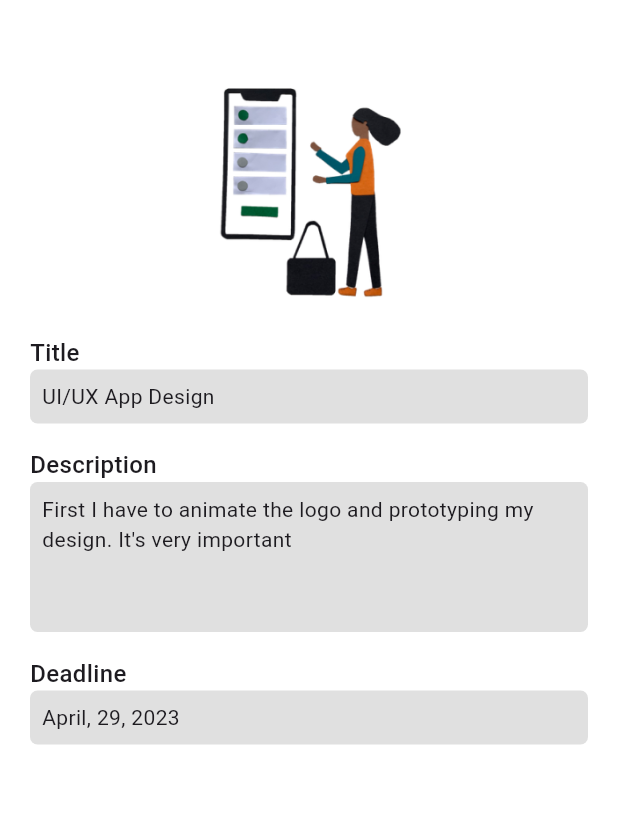
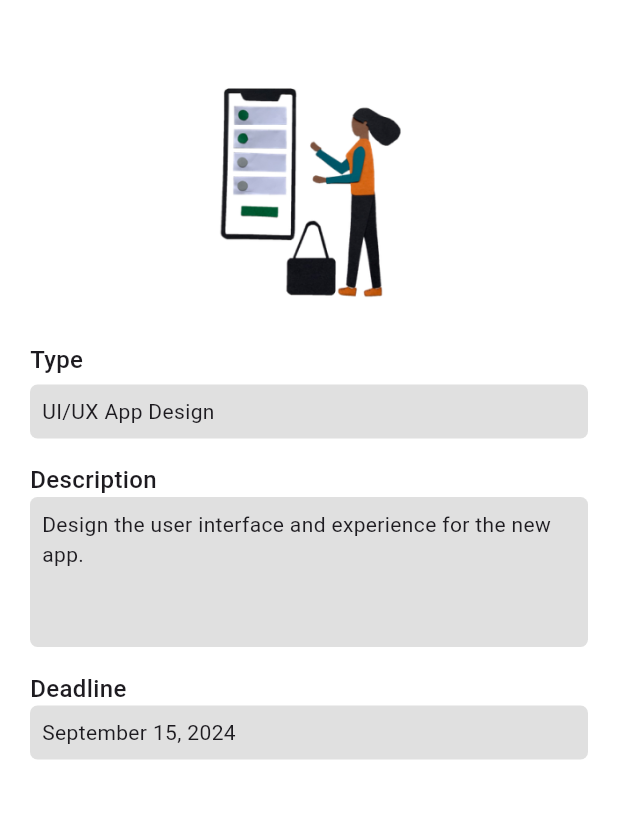
Before and after one commit to melese-2121/2023-project-phase-mobile-tasks, a Flutter app: the screen it shows after launch, after a tap on an icon or button, on a phone screen of 412 x 824 dp, the part 58-877 px from its top. Run offline on Flutter 3.47's test engine with Material 3 defaults, Android fonts, the light colour scheme and no system bars.

Commit message:
Add task detail

```diff
--- a/on-boarding/task_route/lib/main.dart
+++ b/on-boarding/task_route/lib/main.dart
@@ -22,8 +22,12 @@ class MyApp extends StatelessWidget {
             return MaterialPageRoute(builder: (context) => const MyHomePage());
           case '/add_task':
             return SlidePageRoute(page: CreateNewTaskPage());
-          case '/task_detail':
-            return SlidePageRoute(page: const TaskDetail());
+          case '/taskDetail':
+            final arguments = settings.arguments as Map<String, dynamic>?;
+            return SlidePageRoute(
+              page: TaskDetail(
+                  task: arguments), // Pass arguments to the TaskDetail page
+            );
           default:
             return MaterialPageRoute(builder: (context) => const MyHomePage());
         }
@@ -42,28 +46,37 @@ class MyHomePage extends StatefulWidget {
 class _MyHomePageState extends State<MyHomePage> {
   final List<Map<String, dynamic>> items = [
     {
+      'Id': 1,
       'Type': 'U',
       'Title': 'UI/UX App Design',
       'Due Date': DateTime(2024, 9, 15),
-      'Color': Colors.red
+      'Color': Colors.red,
+      'Description': 'Design the user interface and experience for the new app.'
     },
     {
+      'Id': 2,
       'Type': 'U',
       'Title': 'UI/UX App Design',
       'Due Date': DateTime(2024, 9, 20),
-      'Color': Colors.blue
+      'Color': Colors.blue,
+      'Description': 'Refine the design and finalize the user experience.'
     },
     {
+      'Id': 3,
       'Type': 'V',
       'Title': 'View Candidates',
       'Due Date': DateTime(2024, 10, 5),
-      'Color': Colors.green
+      'Color': Colors.green,
+      'Description':
+          'Review the list of job candidates and prepare for interviews.'
     },
     {
+      'Id': 4,
       'Type': 'F',
-      'Title': 'Footbal Cu Drybling',
+      'Title': 'Football Dribbling',
       'Due Date': DateTime(2024, 10, 10),
-      'Color': Colors.orange
+      'Color': Colors.orange,
+      'Description': 'Practice dribbling techniques and improve ball control.'
     },
   ];
 
@@ -110,24 +123,28 @@ class _MyHomePageState extends State<MyHomePage> {
                       fontWeight: FontWeight.bold)),
             ),
             Expanded(
-              child: ListView(
-                children: items
-                    .map((item) => Padding(
+              child: ListView.builder(
+                itemCount: items.length,
+                itemBuilder: (context, index) {
+                  final item = items[index];
+                  return Padding(
                     padding: const EdgeInsets.all(8.0),
                     child: ElevatedButton(
                       onPressed: () {
-                              Navigator.pushNamed(context, '/task_detail');
+                        Navigator.pushNamed(
+                          context,
+                          '/taskDetail',
+                          arguments: item,
+                        );
                       },
                       style: ElevatedButton.styleFrom(
                         padding: const EdgeInsets.all(16),
-
                         backgroundColor: Colors.white, // Background color
                         shape: RoundedRectangleBorder(
                           borderRadius:
                               BorderRadius.circular(20), // Border radius
                         ),
-                              elevation:
-                                  5, // Similar to the shadow in the Container
+                        elevation: 5, // Similar to the shadow in the Container
                         shadowColor: Colors.grey.withOpacity(0.2),
                       ),
                       child: Row(
@@ -143,8 +160,7 @@ class _MyHomePageState extends State<MyHomePage> {
                                         color: Colors.black54)),
                                 const SizedBox(width: 16),
                                 Column(
-                                        crossAxisAlignment:
-                                            CrossAxisAlignment.start,
+                                  crossAxisAlignment: CrossAxisAlignment.start,
                                   children: [
                                     SizedBox(
                                       width: 100,
@@ -184,8 +200,8 @@ class _MyHomePageState extends State<MyHomePage> {
                                           0.5), // Adjust opacity for shadow effect
                                       spreadRadius: 1,
                                       blurRadius: 2,
-                                            offset: const Offset(
-                                                1, 1), // Shadow position
+                                      offset:
+                                          const Offset(1, 1), // Shadow position
                                     ),
                                   ],
                                 ),
@@ -195,8 +211,8 @@ class _MyHomePageState extends State<MyHomePage> {
                         ],
                       ),
                     ),
-                        ))
-                    .toList(),
+                  );
+                },
               ),
             ),
             Center(
--- a/on-boarding/task_route/lib/task_detail.dart
+++ b/on-boarding/task_route/lib/task_detail.dart
@@ -1,10 +1,31 @@
 import 'package:flutter/material.dart';
+import 'package:intl/intl.dart';
 
 class TaskDetail extends StatelessWidget {
-  const TaskDetail({super.key});
+  final Map<String, dynamic>?
+      task; // This should match the type you are passing
+
+  const TaskDetail({Key? key, this.task}) : super(key: key);
 
   @override
   Widget build(BuildContext context) {
+    if (task == null) {
+      return Scaffold(
+        appBar: AppBar(
+          title: const Text('Task Detail'),
+        ),
+        body: const Center(child: Text('No task data available')),
+      );
+    }
+
+    final type = task!['Type'] ?? 'No Type';
+    final title = task!['Title'] ?? 'No Title';
+    final dueDate = task!['Due Date'] != null
+        ? DateFormat('MMMM d, yyyy').format(task!['Due Date'])
+        : 'No Date';
+    final color = task!['Color'] ?? Colors.grey;
+    final description = task!['Description'] ?? 'No Description';
+
     return MaterialApp(
       debugShowCheckedModeBanner: false,
       home: Scaffold(
@@ -51,9 +72,9 @@ class TaskDetail extends StatelessWidget {
             ),
             const SizedBox(height: 16),
             const Padding(
-              padding: EdgeInsets.symmetric(horizontal: 20),
+              padding: EdgeInsets.fromLTRB(20, 5, 20, 5),
               child: Text(
-                'Title',
+                'Type',
                 style: TextStyle(fontWeight: FontWeight.w500, fontSize: 16),
               ),
             ),
@@ -65,11 +86,11 @@ class TaskDetail extends StatelessWidget {
                   color: Colors.black12,
                   borderRadius: BorderRadius.all(Radius.circular(5)),
                 ),
-                child: const Padding(
-                  padding: EdgeInsets.all(8.0),
+                child: Padding(
+                  padding: const EdgeInsets.all(8.0),
                   child: Text(
-                    'UI/UX App Design',
-                    style: TextStyle(fontSize: 14),
+                    '$title',
+                    style: const TextStyle(fontSize: 14),
                   ),
                 ),
               ),
@@ -91,11 +112,11 @@ class TaskDetail extends StatelessWidget {
                   color: Colors.black12,
                   borderRadius: BorderRadius.all(Radius.circular(5)),
                 ),
-                child: const Padding(
-                  padding: EdgeInsets.all(8.0),
+                child: Padding(
+                  padding: const EdgeInsets.all(8.0),
                   child: Text(
-                    "First I have to animate the logo and prototyping my design. It's very important",
-                    style: TextStyle(fontSize: 14),
+                    "$description",
+                    style: const TextStyle(fontSize: 14),
                   ),
                 ),
               ),
@@ -116,11 +137,11 @@ class TaskDetail extends StatelessWidget {
                   color: Colors.black12,
                   borderRadius: BorderRadius.all(Radius.circular(5)),
                 ),
-                child: const Padding(
-                  padding: EdgeInsets.all(8.0),
+                child: Padding(
+                  padding: const EdgeInsets.all(8.0),
                   child: Text(
-                    'April, 29, 2023',
-                    style: TextStyle(fontSize: 14),
+                    dueDate,
+                    style: const TextStyle(fontSize: 14),
                   ),
                 ),
               ),
```
Lines whose indentation alone changed are shown as unchanged.
